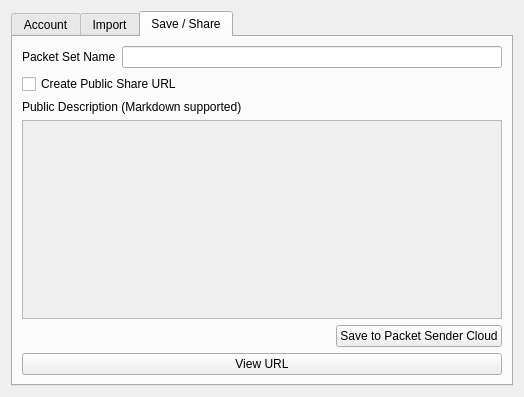
First picture: the form in src/cloudui.ui, repository dannagle/PacketSender, before the edit.
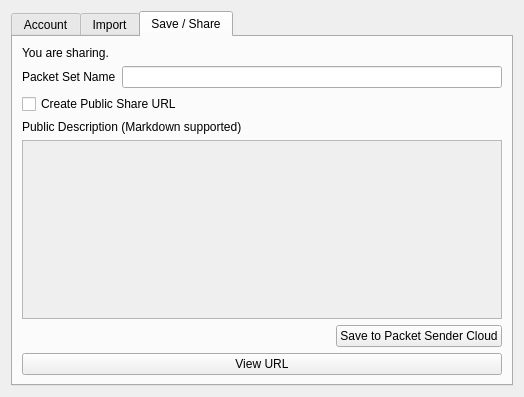
Second picture: the form after the edit. The open tabs and pages were chosen to show the change. Icons and pictures are not drawn.

Commit message: post requests for cloud

```diff
--- a/src/cloudui.ui
+++ b/src/cloudui.ui
@@ -233,6 +233,13 @@
        <string>Save / Share</string>
       </attribute>
       <layout class="QVBoxLayout" name="verticalLayout_3">
+       <item>
+        <widget class="QLabel" name="shareBlurbLabel">
+         <property name="text">
+          <string>You are sharing.</string>
+         </property>
+        </widget>
+       </item>
        <item>
         <layout class="QHBoxLayout" name="horizontalLayout_6">
          <item>
```
Left out of the diff: 11 changed lines with no effect on the pictures. The commit also changes 2 other files.
